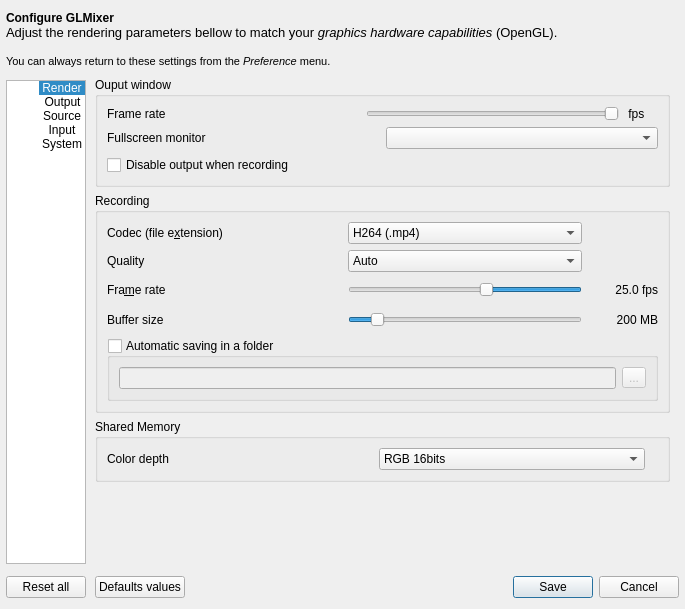
The window that src/UserPreferencesDialog.ui (markus-wa/glmixer-mirror) describes before a commit, drawn with Qt 5.
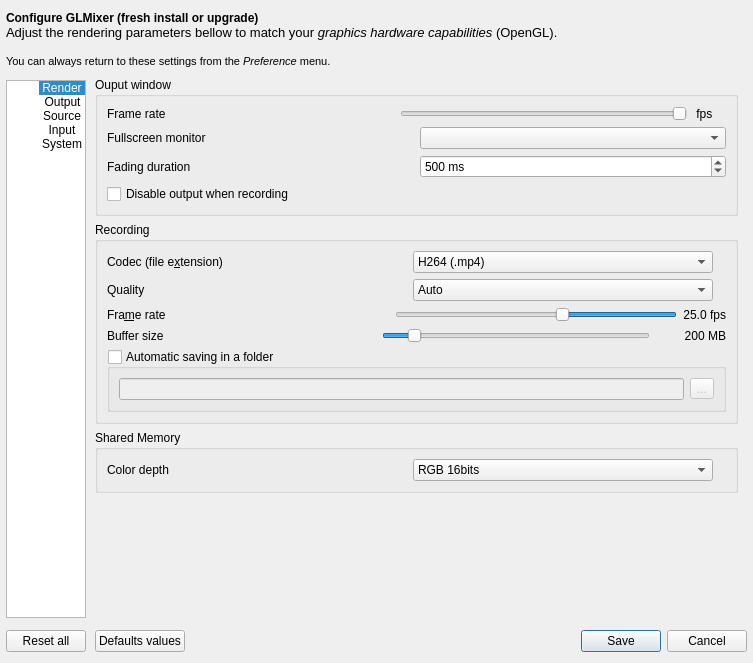
The same window after the commit. The open tabs and pages were chosen to show the change. Icons and pictures are not drawn. Custom widgets are drawn as their Qt base class.

Commit message: Implementation of preference for fading duration of active/disable rendering.

```diff
--- a/src/UserPreferencesDialog.ui
+++ b/src/UserPreferencesDialog.ui
@@ -6,8 +6,8 @@
    <rect>
     <x>0</x>
     <y>0</y>
-    <width>685</width>
-    <height>609</height>
+    <width>753</width>
+    <height>663</height>
    </rect>
   </property>
   <property name="windowTitle">
@@ -45,10 +45,10 @@
       <string>&lt;!DOCTYPE HTML PUBLIC &quot;-//W3C//DTD HTML 4.0//EN&quot; &quot;http://www.w3.org/TR/REC-html40/strict.dtd&quot;&gt;
 &lt;html&gt;&lt;head&gt;&lt;meta name=&quot;qrichtext&quot; content=&quot;1&quot; /&gt;&lt;style type=&quot;text/css&quot;&gt;
 p, li { white-space: pre-wrap; }
-&lt;/style&gt;&lt;/head&gt;&lt;body style=&quot; font-family:'Droid Sans'; font-size:10pt; font-weight:400; font-style:normal;&quot;&gt;
-&lt;p style=&quot; margin-top:0px; margin-bottom:0px; margin-left:0px; margin-right:0px; -qt-block-indent:0; text-indent:0px;&quot;&gt;&lt;span style=&quot; font-family:'MS Shell Dlg 2'; font-size:9pt; font-weight:600;&quot;&gt;Configure GLMixer&lt;/span&gt;&lt;/p&gt;
-&lt;p style=&quot; margin-top:0px; margin-bottom:0px; margin-left:0px; margin-right:0px; -qt-block-indent:0; text-indent:0px;&quot;&gt;&lt;span style=&quot; font-family:'MS Shell Dlg 2';&quot;&gt;Adjust the rendering parameters bellow to match your &lt;/span&gt;&lt;span style=&quot; font-family:'MS Shell Dlg 2'; font-style:italic;&quot;&gt;graphics hardware capabilities&lt;/span&gt;&lt;span style=&quot; font-family:'MS Shell Dlg 2';&quot;&gt; (OpenGL). &lt;/span&gt;&lt;/p&gt;
-&lt;p style=&quot;-qt-paragraph-type:empty; margin-top:0px; margin-bottom:0px; margin-left:0px; margin-right:0px; -qt-block-indent:0; text-indent:0px; font-family:'MS Shell Dlg 2';&quot;&gt;&lt;br /&gt;&lt;/p&gt;
+&lt;/style&gt;&lt;/head&gt;&lt;body style=&quot; font-family:'Ubuntu'; font-size:14pt; font-weight:400; font-style:normal;&quot;&gt;
+&lt;p style=&quot; margin-top:0px; margin-bottom:0px; margin-left:0px; margin-right:0px; -qt-block-indent:0; text-indent:0px;&quot;&gt;&lt;span style=&quot; font-family:'MS Shell Dlg 2'; font-size:9pt; font-weight:600;&quot;&gt;Configure GLMixer (fresh install or upgrade)&lt;/span&gt;&lt;/p&gt;
+&lt;p style=&quot; margin-top:0px; margin-bottom:0px; margin-left:0px; margin-right:0px; -qt-block-indent:0; text-indent:0px;&quot;&gt;&lt;span style=&quot; font-family:'MS Shell Dlg 2'; font-size:10pt;&quot;&gt;Adjust the rendering parameters bellow to match your &lt;/span&gt;&lt;span style=&quot; font-family:'MS Shell Dlg 2'; font-size:10pt; font-style:italic;&quot;&gt;graphics hardware capabilities&lt;/span&gt;&lt;span style=&quot; font-family:'MS Shell Dlg 2'; font-size:10pt;&quot;&gt; (OpenGL).&lt;/span&gt;&lt;/p&gt;
+&lt;p style=&quot;-qt-paragraph-type:empty; margin-top:0px; margin-bottom:0px; margin-left:0px; margin-right:0px; -qt-block-indent:0; text-indent:0px; font-family:'MS Shell Dlg 2'; font-size:10pt;&quot;&gt;&lt;br /&gt;&lt;/p&gt;
 &lt;p style=&quot; margin-top:0px; margin-bottom:0px; margin-left:0px; margin-right:0px; -qt-block-indent:0; text-indent:0px;&quot;&gt;&lt;span style=&quot; font-family:'MS Shell Dlg 2'; font-size:8pt;&quot;&gt;You can always return to these settings from the &lt;/span&gt;&lt;span style=&quot; font-family:'MS Shell Dlg 2'; font-size:8pt; font-style:italic;&quot;&gt;Preference&lt;/span&gt;&lt;span style=&quot; font-family:'MS Shell Dlg 2'; font-size:8pt;&quot;&gt; menu. &lt;/span&gt;&lt;/p&gt;&lt;/body&gt;&lt;/html&gt;</string>
      </property>
      <property name="textFormat">
@@ -157,7 +157,7 @@
            <string>Rendering and performance</string>
           </property>
           <property name="textAlignment">
-           <set>AlignCenter</set>
+           <set>AlignHCenter|AlignVCenter|AlignCenter</set>
           </property>
           <property name="icon">
            <iconset resource="../icons.qrc">
@@ -175,7 +175,7 @@
            <string>Video output and recording</string>
           </property>
           <property name="textAlignment">
-           <set>AlignCenter</set>
+           <set>AlignHCenter|AlignVCenter|AlignCenter</set>
           </property>
           <property name="icon">
            <iconset resource="../icons.qrc">
@@ -193,7 +193,7 @@
            <string>Default source properties</string>
           </property>
           <property name="textAlignment">
-           <set>AlignCenter</set>
+           <set>AlignHCenter|AlignVCenter|AlignCenter</set>
           </property>
           <property name="icon">
            <iconset resource="../icons.qrc">
@@ -211,7 +211,7 @@
            <string>User interface</string>
           </property>
           <property name="textAlignment">
-           <set>AlignCenter</set>
+           <set>AlignHCenter|AlignVCenter|AlignCenter</set>
           </property>
           <property name="icon">
            <iconset resource="../icons.qrc">
@@ -229,7 +229,7 @@
            <string>System and user preferences</string>
           </property>
           <property name="textAlignment">
-           <set>AlignCenter</set>
+           <set>AlignHCenter|AlignVCenter|AlignCenter</set>
           </property>
           <property name="icon">
            <iconset resource="../icons.qrc">
@@ -957,6 +957,39 @@
                 </item>
                </layout>
               </item>
+              <item>
+               <layout class="QHBoxLayout" name="horizontalLayout_15">
+                <item>
+                 <widget class="QLabel" name="label_32">
+                  <property name="text">
+                   <string>Fading duration</string>
+                  </property>
+                 </widget>
+                </item>
+                <item>
+                 <widget class="QSpinBox" name="outputFadingDuration">
+                  <property name="toolTip">
+                   <string>Adjust the duration of the fading when enabling/disabling rendering</string>
+                  </property>
+                  <property name="suffix">
+                   <string> ms</string>
+                  </property>
+                  <property name="minimum">
+                   <number>100</number>
+                  </property>
+                  <property name="maximum">
+                   <number>5000</number>
+                  </property>
+                  <property name="singleStep">
+                   <number>100</number>
+                  </property>
+                  <property name="value">
+                   <number>500</number>
+                  </property>
+                 </widget>
+                </item>
+               </layout>
+              </item>
               <item>
                <widget class="QCheckBox" name="disableOutputRecording">
                 <property name="sizePolicy">
@@ -983,30 +1016,8 @@
              </property>
              <layout class="QVBoxLayout" name="verticalLayout_10">
               <item>
-               <layout class="QGridLayout" name="gridLayout_3">
-                <item row="2" column="0">
-                 <widget class="QLabel" name="targetfps">
-                  <property name="sizePolicy">
-                   <sizepolicy hsizetype="MinimumExpanding" vsizetype="Preferred">
-                    <horstretch>0</horstretch>
-                    <verstretch>0</verstretch>
-                   </sizepolicy>
-                  </property>
-                  <property name="minimumSize">
-                   <size>
-                    <width>0</width>
-                    <height>24</height>
-                   </size>
-                  </property>
-                  <property name="text">
-                   <string>Fra&amp;me rate  </string>
-                  </property>
-                  <property name="buddy">
-                   <cstring>recordingFramerateMode</cstring>
-                  </property>
-                 </widget>
-                </item>
-                <item row="0" column="0">
+               <layout class="QHBoxLayout" name="horizontalLayout_16">
+                <item>
                  <widget class="QLabel" name="label_5">
                   <property name="text">
                    <string>Codec (file e&amp;xtension)</string>
@@ -1016,54 +1027,7 @@
                   </property>
                  </widget>
                 </item>
-                <item row="3" column="0">
-                 <widget class="QLabel" name="label_18">
-                  <property name="sizePolicy">
-                   <sizepolicy hsizetype="Expanding" vsizetype="Preferred">
-                    <horstretch>0</horstretch>
-                    <verstretch>0</verstretch>
-                   </sizepolicy>
-                  </property>
-                  <property name="minimumSize">
-                   <size>
-                    <width>0</width>
-                    <height>24</height>
-                   </size>
-                  </property>
-                  <property name="text">
-                   <string>Buffer size</string>
-                  </property>
-                 </widget>
-                </item>
-                <item row="3" column="1">
-                 <widget class="QSlider" name="recordingBufferSize">
-                  <property name="toolTip">
-                   <string>&lt;html&gt;&lt;head/&gt;&lt;body&gt;&lt;p&gt;How much RAM can be used to store recorded images before writing to disk.&lt;/p&gt;&lt;/body&gt;&lt;/html&gt;</string>
-                  </property>
-                  <property name="minimum">
-                   <number>0</number>
-                  </property>
-                  <property name="maximum">
-                   <number>100</number>
-                  </property>
-                  <property name="singleStep">
-                   <number>5</number>
-                  </property>
-                  <property name="pageStep">
-                   <number>50</number>
-                  </property>
-                  <property name="value">
-                   <number>10</number>
-                  </property>
-                  <property name="orientation">
-                   <enum>Qt::Horizontal</enum>
-                  </property>
-                  <property name="tickPosition">
-                   <enum>QSlider::NoTicks</enum>
-                  </property>
-                 </widget>
-                </item>
-                <item row="0" column="1">
+                <item>
                  <widget class="QComboBox" name="recordingFormatSelection">
                   <property name="toolTip">
                    <string>Select the encoding codec</string>
@@ -1128,29 +1092,13 @@
                   </item>
                  </widget>
                 </item>
-                <item row="3" column="2">
-                 <widget class="QLabel" name="recordingBuffersizeString">
-                  <property name="minimumSize">
-                   <size>
-                    <width>70</width>
-                    <height>0</height>
-                   </size>
+                <item>
+                 <widget class="QLabel" name="label_info">
+                  <property name="enabled">
+                   <bool>true</bool>
                   </property>
-                  <property name="toolTip">
-                   <string>RAM buffer for recording</string>
-                  </property>
-                  <property name="text">
-                   <string notr="true">200 MB</string>
-                  </property>
-                  <property name="alignment">
-                   <set>Qt::AlignRight|Qt::AlignTrailing|Qt::AlignVCenter</set>
-                  </property>
-                 </widget>
-                </item>
-                <item row="2" column="1">
-                 <widget class="QSlider" name="recordingFramerateMode">
                   <property name="sizePolicy">
-                   <sizepolicy hsizetype="Expanding" vsizetype="Fixed">
+                   <sizepolicy hsizetype="Maximum" vsizetype="Preferred">
                     <horstretch>0</horstretch>
                     <verstretch>0</verstretch>
                    </sizepolicy>
@@ -1158,50 +1106,32 @@
                   <property name="toolTip">
                    <string>Target frame rate for video recording</string>
                   </property>
-                  <property name="minimum">
-                   <number>0</number>
+                  <property name="layoutDirection">
+                   <enum>Qt::RightToLeft</enum>
                   </property>
-                  <property name="maximum">
-                   <number>10</number>
+                  <property name="pixmap">
+                   <pixmap resource="../icons.qrc">:/glmixer/icons/info.png</pixmap>
                   </property>
-                  <property name="pageStep">
-                   <number>5</number>
-                  </property>
-                  <property name="value">
-                   <number>4</number>
-                  </property>
-                  <property name="orientation">
-                   <enum>Qt::Horizontal</enum>
-                  </property>
-                  <property name="invertedAppearance">
-                   <bool>true</bool>
-                  </property>
-                  <property name="invertedControls">
-                   <bool>true</bool>
-                  </property>
-                 </widget>
-                </item>
-                <item row="2" column="2">
-                 <widget class="QLabel" name="recordingFrameRateString">
-                  <property name="toolTip">
-                   <string>Recording frequency</string>
-                  </property>
-                  <property name="text">
-                   <string notr="true">25.0 fps</string>
+                  <property name="scaledContents">
+                   <bool>false</bool>
                   </property>
                   <property name="alignment">
                    <set>Qt::AlignRight|Qt::AlignTrailing|Qt::AlignVCenter</set>
                   </property>
                  </widget>
                 </item>
-                <item row="1" column="0">
+               </layout>
+              </item>
+              <item>
+               <layout class="QHBoxLayout" name="horizontalLayout_17">
+                <item>
                  <widget class="QLabel" name="label_30">
                   <property name="text">
                    <string>Quality</string>
                   </property>
                  </widget>
                 </item>
-                <item row="1" column="1">
+                <item>
                  <widget class="QComboBox" name="recordingQualitySelection">
                   <property name="toolTip">
                    <string>Select encoding quality, low quality means small file, and conversely.</string>
@@ -1228,36 +1158,14 @@
                   </item>
                  </widget>
                 </item>
-                <item row="0" column="2">
-                 <widget class="QLabel" name="label_info">
-                  <property name="enabled">
-                   <bool>true</bool>
-                  </property>
-                  <property name="sizePolicy">
-                   <sizepolicy hsizetype="Fixed" vsizetype="Preferred">
-                    <horstretch>0</horstretch>
-                    <verstretch>0</verstretch>
-                   </sizepolicy>
-                  </property>
-                  <property name="toolTip">
-                   <string>&lt;html&gt;&lt;head/&gt;&lt;body&gt;&lt;p&gt;Select recording format and codec:&lt;/p&gt;&lt;p&gt;* H264: standard compromise for speed and quality.&lt;br/&gt;* HEVC (H265): better compromise for speed and quality.&lt;br/&gt;* WebM (VP9): constant visual quality, small file size.&lt;br/&gt;* Apple ProRes 422: priority to visual quality, large file size.&lt;br/&gt;* MPEG-4 (DivX): old classic, good compromise.&lt;br/&gt;* MPEG-1 and 2 : ancient classics, not performant. &lt;br/&gt;* Windows Media and Flash Video: here for legacy and portability.&lt;br/&gt;* FF Video: ffmpeg lossless (YUV444), well balanced compromise.&lt;br/&gt;* Rawvideo: lossless (RGB), very large files.&lt;/p&gt;&lt;/body&gt;&lt;/html&gt;</string>
-                  </property>
-                  <property name="layoutDirection">
-                   <enum>Qt::RightToLeft</enum>
-                  </property>
-                  <property name="pixmap">
-                   <pixmap resource="../icons.qrc">:/glmixer/icons/info.png</pixmap>
-                  </property>
-                  <property name="scaledContents">
-                   <bool>false</bool>
-                  </property>
-                  <property name="alignment">
-                   <set>Qt::AlignRight|Qt::AlignTrailing|Qt::AlignVCenter</set>
-                  </property>
-                 </widget>
-                </item>
-                <item row="1" column="2">
+                <item>
                  <widget class="QLabel" name="label_31">
+                  <property name="sizePolicy">
+                   <sizepolicy hsizetype="Maximum" vsizetype="Preferred">
+                    <horstretch>0</horstretch>
+                    <verstretch>0</verstretch>
+                   </sizepolicy>
+                  </property>
                   <property name="toolTip">
                    <string>&lt;html&gt;&lt;head/&gt;&lt;body&gt;&lt;p&gt;Selection of quality factor for some codecs:&lt;/p&gt;&lt;p&gt;* H264: constant quality mode, variable bitrate, YUV420P pixel format, YUV444P in high quality.&lt;br/&gt;* HEVC (H265): constant quality mode, variable bitrate, YUV420P pixel format, YUV444P in high quality.&lt;br/&gt;* WebM (VP9): fixed visual quality, variable bitrate, YUV420P pixel format, YUV444P in high quality.&lt;br/&gt;* Apple Prores 422: fixed visual quality, variable bitrate, YUV422 pixel format.&lt;br/&gt;* MPEG-4: limited constant bit rate, YUV420P pixel format.&lt;/p&gt;&lt;p&gt;E.g. YouTube format: H264 Medium.&lt;/p&gt;&lt;/body&gt;&lt;/html&gt;</string>
                   </property>
@@ -1274,6 +1182,137 @@
                 </item>
                </layout>
               </item>
+              <item>
+               <layout class="QHBoxLayout" name="horizontalLayout_18">
+                <item>
+                 <widget class="QLabel" name="targetfps">
+                  <property name="sizePolicy">
+                   <sizepolicy hsizetype="MinimumExpanding" vsizetype="Preferred">
+                    <horstretch>0</horstretch>
+                    <verstretch>0</verstretch>
+                   </sizepolicy>
+                  </property>
+                  <property name="text">
+                   <string>Fra&amp;me rate  </string>
+                  </property>
+                  <property name="buddy">
+                   <cstring>recordingFramerateMode</cstring>
+                  </property>
+                 </widget>
+                </item>
+                <item>
+                 <widget class="QSlider" name="recordingFramerateMode">
+                  <property name="sizePolicy">
+                   <sizepolicy hsizetype="Expanding" vsizetype="Fixed">
+                    <horstretch>0</horstretch>
+                    <verstretch>0</verstretch>
+                   </sizepolicy>
+                  </property>
+                  <property name="toolTip">
+                   <string>Target frame rate for video recording</string>
+                  </property>
+                  <property name="minimum">
+                   <number>0</number>
+                  </property>
+                  <property name="maximum">
+                   <number>10</number>
+                  </property>
+                  <property name="pageStep">
+                   <number>5</number>
+                  </property>
+                  <property name="value">
+                   <number>4</number>
+                  </property>
+                  <property name="orientation">
+                   <enum>Qt::Horizontal</enum>
+                  </property>
+                  <property name="invertedAppearance">
+                   <bool>true</bool>
+                  </property>
+                  <property name="invertedControls">
+                   <bool>true</bool>
+                  </property>
+                 </widget>
+                </item>
+                <item>
+                 <widget class="QLabel" name="recordingFrameRateString">
+                  <property name="toolTip">
+                   <string>Recording frequency</string>
+                  </property>
+                  <property name="text">
+                   <string notr="true">25.0 fps</string>
+                  </property>
+                  <property name="alignment">
+                   <set>Qt::AlignRight|Qt::AlignTrailing|Qt::AlignVCenter</set>
+                  </property>
+                 </widget>
+                </item>
+               </layout>
+              </item>
+              <item>
+               <layout class="QHBoxLayout" name="horizontalLayout_19">
+                <item>
+                 <widget class="QLabel" name="label_18">
+                  <property name="sizePolicy">
+                   <sizepolicy hsizetype="Expanding" vsizetype="Preferred">
+                    <horstretch>0</horstretch>
+                    <verstretch>0</verstretch>
+                   </sizepolicy>
+                  </property>
+                  <property name="text">
+                   <string>Buffer size</string>
+                  </property>
+                 </widget>
+                </item>
+                <item>
+                 <widget class="QSlider" name="recordingBufferSize">
+                  <property name="toolTip">
+                   <string>&lt;html&gt;&lt;head/&gt;&lt;body&gt;&lt;p&gt;How much RAM can be used to store recorded images before writing to disk.&lt;/p&gt;&lt;/body&gt;&lt;/html&gt;</string>
+                  </property>
+                  <property name="minimum">
+                   <number>0</number>
+                  </property>
+                  <property name="maximum">
+                   <number>100</number>
+                  </property>
+                  <property name="singleStep">
+                   <number>5</number>
+                  </property>
+                  <property name="pageStep">
+                   <number>50</number>
+                  </property>
+                  <property name="value">
+                   <number>10</number>
+                  </property>
+                  <property name="orientation">
+                   <enum>Qt::Horizontal</enum>
+                  </property>
+                  <property name="tickPosition">
+                   <enum>QSlider::NoTicks</enum>
+                  </property>
+                 </widget>
+                </item>
+                <item>
+                 <widget class="QLabel" name="recordingBuffersizeString">
+                  <property name="minimumSize">
+                   <size>
+                    <width>70</width>
+                    <height>0</height>
+                   </size>
+                  </property>
+                  <property name="toolTip">
+                   <string>RAM buffer for recording</string>
+                  </property>
+                  <property name="text">
+                   <string notr="true">200 MB</string>
+                  </property>
+                  <property name="alignment">
+                   <set>Qt::AlignRight|Qt::AlignTrailing|Qt::AlignVCenter</set>
+                  </property>
+                 </widget>
+                </item>
+               </layout>
+              </item>
               <item>
                <widget class="QGroupBox" name="recordingFolderBox">
                 <property name="toolTip">
```
Left out of the diff: 2 changed lines with no effect on the pictures. The commit also changes 6 other files.
